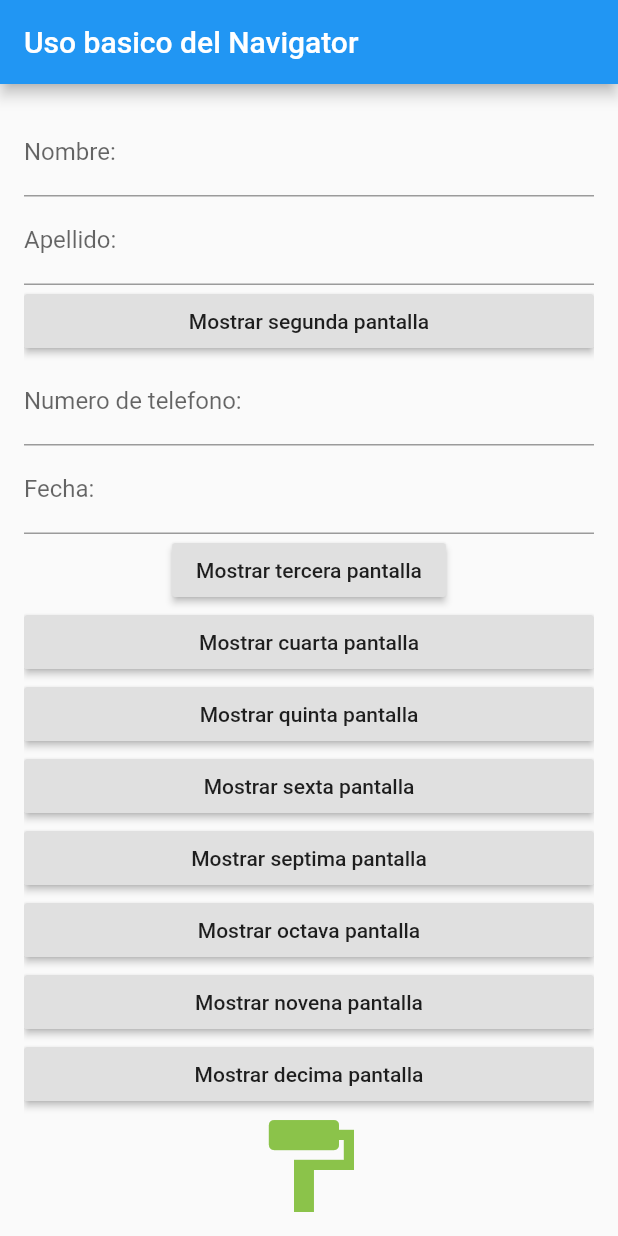
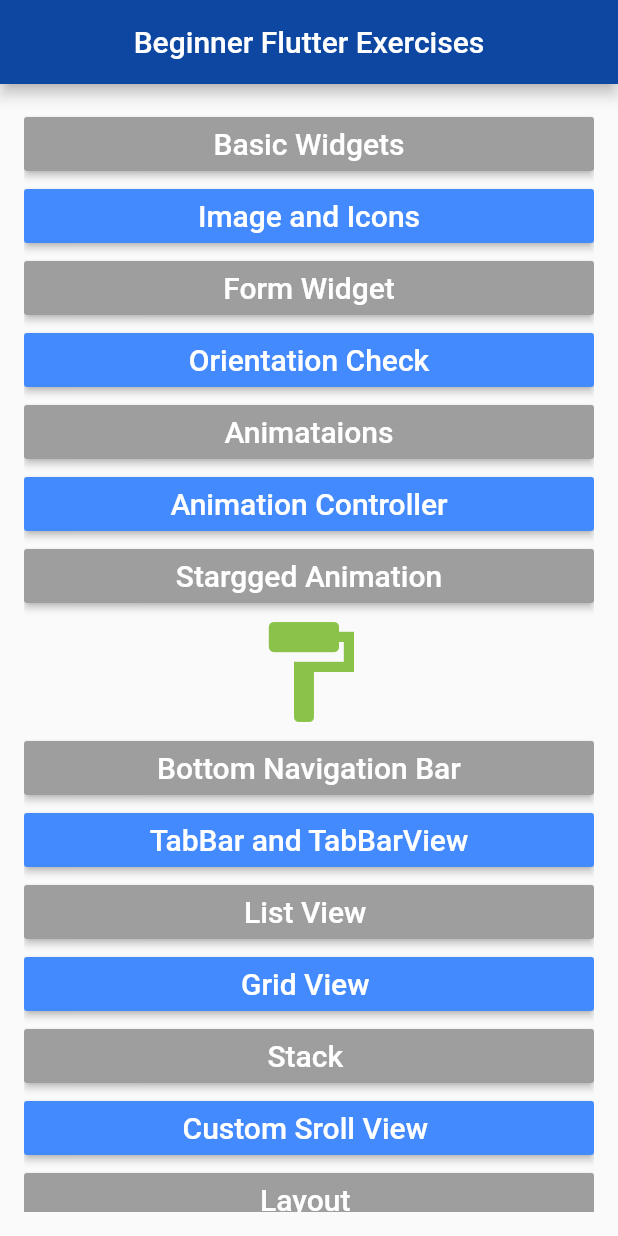
Before and after one commit to ftdevelopper/fluttertest, a Flutter app: the screen it shows after launch, on a phone screen of 412 x 824 dp. Run offline on Flutter 3.47's test engine with Material 2 defaults, Android fonts, the phone set to English and light mode, and no system bars.

Commit message:
Update Home Page Stetic

```diff
--- a/lib/main.dart
+++ b/lib/main.dart
@@ -7,10 +7,8 @@ import 'package:proyect_first/pages/layouts_pages.dart';
 import 'package:proyect_first/pages/listview_page.dart';
 import 'package:proyect_first/pages/my_home_page.dart';
 import 'package:flutter/material.dart';
-import 'package:proyect_first/pages/second_page.dart';
 import 'package:proyect_first/pages/sixth_page.dart';
 import 'package:proyect_first/pages/stack_page.dart';
-import 'package:proyect_first/pages/third_page.dart';
 import 'package:proyect_first/pages/fifth_page.dart';
 import 'pages/eight_page.dart';
 import 'pages/eleventh_page.dart';
@@ -31,8 +29,6 @@ class MyApp extends StatelessWidget {
       initialRoute: "k",
       routes: {
         "khome":(BuildContext context) => MyHomePage(),
-        "ksecond":(BuildContext context) => SecondPage(),
-        "kthird":(BuildContext context) => ThirdPage(),
         "kfourth":(BuildContext context) => FourthPage(),
         "kfifth":(BuildContext context) => FifthPage(),
         "ksixth":(BuildContext context) => SixthPage(),
--- a/lib/pages/my_home_page.dart
+++ b/lib/pages/my_home_page.dart
@@ -1,8 +1,6 @@
 // ignore_for_file: file_names, use_key_in_widget_constructors, prefer_const_constructors, deprecated_member_use, unnecessary_this
 
 import 'package:flutter/material.dart';
-import 'package:proyect_first/pages/second_page.dart';
-import 'package:proyect_first/pages/third_page.dart';
 
 class MyHomePage extends StatefulWidget {
 
@@ -23,103 +21,60 @@ class _MyHomePageState extends State<MyHomePage> {
   Widget build(BuildContext context) {
     return Scaffold(
       appBar: AppBar(
-        title: Text("Uso basico del Navigator"),
+        centerTitle: true,
+        title: Text("Beginner Flutter Exercises"),
+        backgroundColor: Colors.blue.shade900,
       ),
       body: Center(
         child: Padding(
           padding: const EdgeInsets.all(16.0),
           child: ListView(
             children: <Widget>[
-              TextField(
-                decoration: InputDecoration(labelText: "Nombre:"),
-                controller: nameTextController,
-              ),
-              TextField(
-                decoration: InputDecoration(labelText: "Apellido:"),
-                controller: lastNameTextController,
-              ),
               RaisedButton(
-                child: Text("Mostrar segunda pantalla"),
-                onPressed: (){
-                _showSecondPage(context);
-               },
-              ),
-              Form(
-                key: formKey,
-                child:
-                  Column(
-                     children: <Widget>[
-                      TextFormField(
-                      decoration: InputDecoration(labelText: "Numero de telefono:"),
-                      keyboardType: TextInputType.phone,
-                      onSaved: (value){
-                        nameValue = value!;
-                      },
-                      validator: (value) {
-                        if(value!.isEmpty){
-                          return "Llene este campo";
-                        }
-                      }
-                      ),
-                      TextFormField(
-                      decoration: InputDecoration(labelText: "Fecha:"),
-                      keyboardType: TextInputType.datetime,
-                      onSaved: (value){
-                        lastNameValue = value!;
-                      },
-                      validator: (value) {
-                        if(value!.isEmpty){
-                          return "Llene este campo";
-                        }
-                      }
-                      ),
-                      RaisedButton(
-                        child: Text("Mostrar tercera pantalla"),
-                        onPressed: (){
-                        _showThirdPage(context);
-                        },
-                      ),
-                    ],
-                  )
-              ),
-              RaisedButton(
-                child: Text("Mostrar cuarta pantalla"),
+                color: Colors.grey,
+                child: Text("Basic Widgets", style: TextStyle(color: Colors.white, fontSize: 20.0),),
                 onPressed: (){
                 _quickShowPage(context, "kfourth");
                },
               ),
               RaisedButton(
-                child: Text("Mostrar quinta pantalla"),
+                color: Colors.blueAccent,
+                child: Text("Image and Icons", style: TextStyle(color: Colors.white, fontSize: 20.0),),
                 onPressed: (){
                 _quickShowPage(context, "kfifth");
                },
               ),
               RaisedButton(
-                child: Text("Mostrar sexta pantalla"),
+                color: Colors.grey,
+                child: Text("Form Widget", style: TextStyle(color: Colors.white, fontSize: 20.0),),
                 onPressed: (){
                 _quickShowPage(context, "ksixth");
                },
               ),
               RaisedButton(
-                child: Text("Mostrar septima pantalla"),
+                color: Colors.blueAccent,
+                child: Text("Orientation Check", style: TextStyle(color: Colors.white, fontSize: 20.0),),
                 onPressed: (){
                 _quickShowPage(context, "kseventh");
                },
               ),
               RaisedButton(
-                child: Text("Mostrar octava pantalla"),
+                color: Colors.grey,
+                child: Text("Animataions", style: TextStyle(color: Colors.white, fontSize: 20.0),),
                 onPressed: (){
                 _quickShowPage(context, "keigth");
                },
               ),
               RaisedButton(
-                child: Text("Mostrar novena pantalla"),
+                color: Colors.blueAccent,
+                child: Text("Animation Controller", style: TextStyle(color: Colors.white, fontSize: 20.0),),
                 onPressed: (){
                 _quickShowPage(context, "knineth");
                },
               ),
               RaisedButton(
-                child: Text("Mostrar decima pantalla"),
+                color: Colors.grey,
+                child: Text("Stargged Animation", style: TextStyle(color: Colors.white, fontSize: 20.0),),
                 onPressed: (){
                 _quickShowPage(context, "ktenth");
                },
@@ -131,50 +86,57 @@ class _MyHomePageState extends State<MyHomePage> {
                     Icons.format_paint,
                     color: Colors.lightGreen,
                     size:80,
-                    )
+                  )
                 ),
                 onTap: (){
                   Navigator.of(context).pushNamed("kfly");
                 }
               ),
               RaisedButton(
-                child: Text("Mostrar onceava pantalla"),
+                color: Colors.grey,
+                child: Text("Bottom Navigation Bar", style: TextStyle(color: Colors.white, fontSize: 20.0),),
                 onPressed: (){
                 _quickShowPage(context, "keleventh");
                },
               ),
               RaisedButton(
-                child: Text("Mostrar doceava pantalla"),
+                color: Colors.blueAccent,
+                child: Text("TabBar and TabBarView", style: TextStyle(color: Colors.white, fontSize: 20.0),),
                 onPressed: (){
                 _quickShowPage(context, "ktwelveth");
                },
               ),
               RaisedButton(
-                child: Text("List View Page"),
+                color: Colors.grey,
+                child: Text("List View ", style: TextStyle(color: Colors.white, fontSize: 20.0),),
                 onPressed: (){
                 _quickShowPage(context, "klistview");
                },
               ),
               RaisedButton(
-                child: Text("Grid View Page"),
+                color: Colors.blueAccent,
+                child: Text("Grid View ", style: TextStyle(color: Colors.white, fontSize: 20.0),),
                 onPressed: (){
                 _quickShowPage(context, "kgridview");
                },
               ),
               RaisedButton(
-                child: Text("Stack Page"),
+                color: Colors.grey,
+                child: Text("Stack ", style: TextStyle(color: Colors.white, fontSize: 20.0),),
                 onPressed: (){
                 _quickShowPage(context, "kstack");
                },
               ),
               RaisedButton(
-                child: Text("Custom Sroll View Page"),
+                color: Colors.blueAccent,
+                child: Text("Custom Sroll View ", style: TextStyle(color: Colors.white, fontSize: 20.0),),
                 onPressed: (){
                 _quickShowPage(context, "kcustomsv");
                },
               ),
               RaisedButton(
-                child: Text("Layout Page"),
+                color: Colors.grey,
+                child: Text("Layout ", style: TextStyle(color: Colors.white, fontSize: 20.0),),
                 onPressed: (){
                 _quickShowPage(context, "klayout");
                },
@@ -182,26 +144,6 @@ class _MyHomePageState extends State<MyHomePage> {
             ]
           ),
         )
-      )
-    );
-  }
-
-  void _showSecondPage(BuildContext context) {
-    Navigator.of(context).pushNamed("ksecond",
-     arguments: SecondPageArguments(
-       name: nameTextController.text,
-       lastName: lastNameTextController.text)
-    );
-  }
-
-  void _showThirdPage(BuildContext context) {
-    if(formKey.currentState!.validate()){
-      formKey.currentState!.save();
-    }
-    Navigator.of(context).pushNamed("kthird",
-    arguments: ThirdPageArguments(
-      name: this.nameValue,
-      lastName: this.lastNameValue
       )
     );
   }
```
